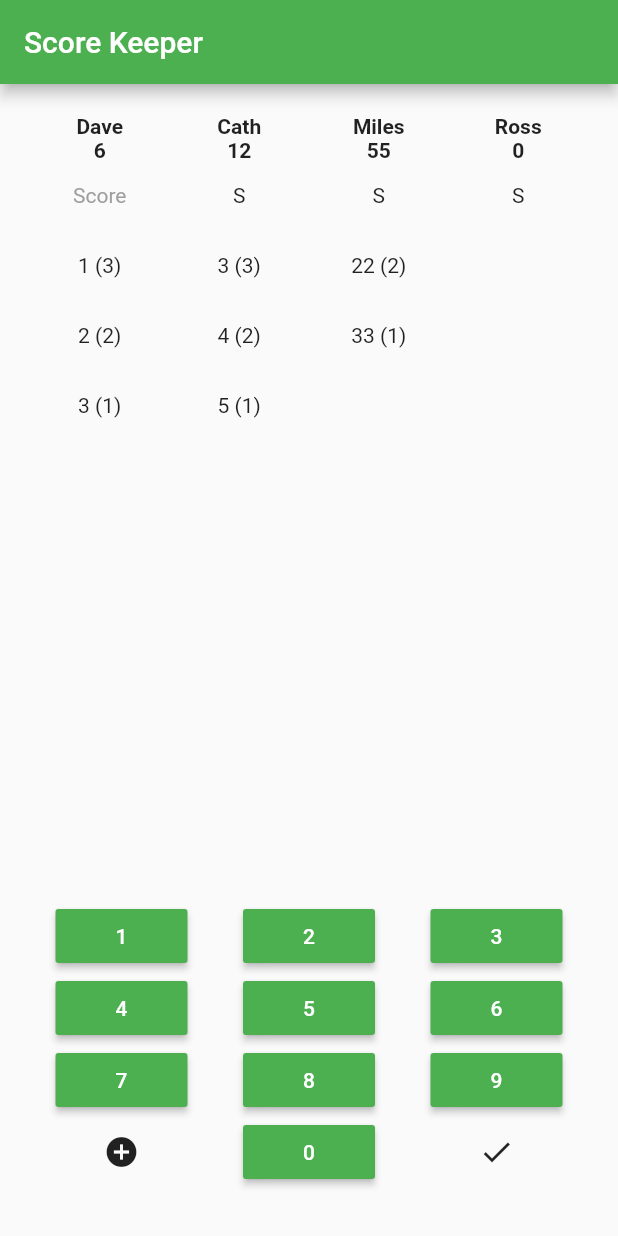
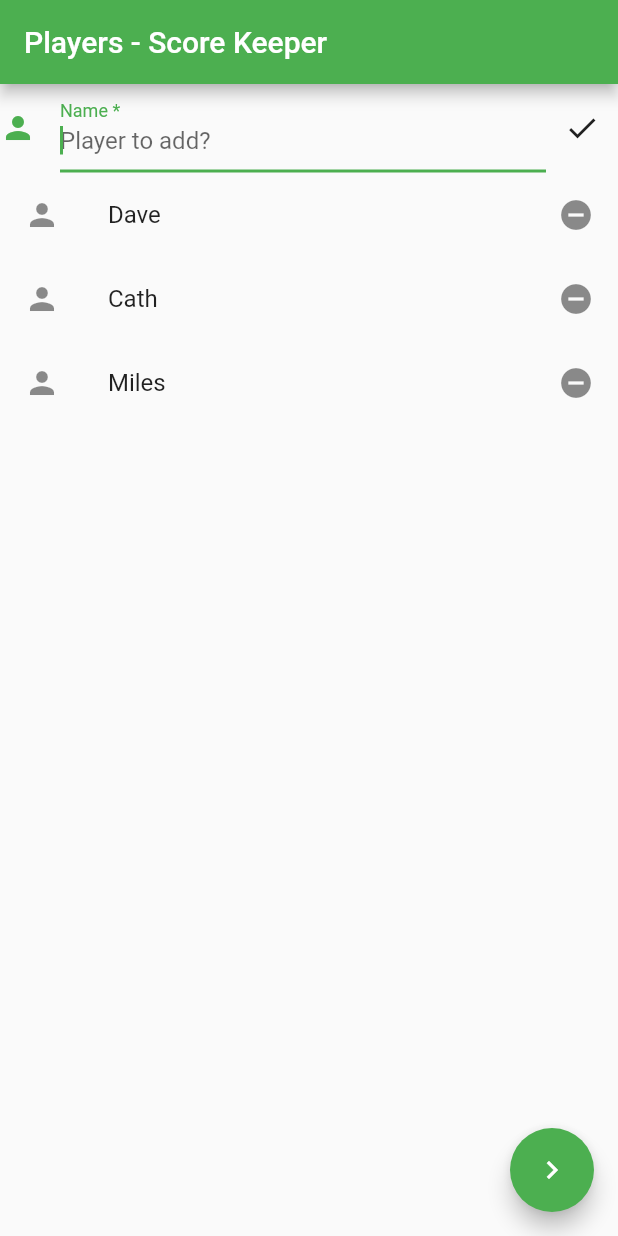
Before and after one commit to dgodd/scorekeeper, a Flutter app: the screen it shows after launch, on a phone screen of 412 x 824 dp. Run offline on Flutter 3.47's test engine with Material 2 defaults, Android fonts, the phone set to English and light mode, and no system bars; our stand-ins replace math_expressions, tuple.

Commit message:
set players

```diff
--- a/lib/main.dart
+++ b/lib/main.dart
@@ -1,13 +1,9 @@
 import 'package:flutter/material.dart';
-import 'package:tuple/tuple.dart';
-import 'dart:math';
-import 'package:math_expressions/math_expressions.dart';
-import 'keyboard.dart';
+import 'players.dart';
 
 void main() => runApp(MyApp());
 
 class MyApp extends StatelessWidget {
-  // This widget is the root of your application.
   @override
   Widget build(BuildContext context) {
     return MaterialApp(
@@ -15,107 +11,7 @@ class MyApp extends StatelessWidget {
       theme: ThemeData(
         primarySwatch: Colors.green,
       ),
-      home: MyHomePage(title: 'Score Keeper'),
+      home: PlayersPage(title: 'Players - Score Keeper'),
     );
   }
 }
-
-class MyHomePage extends StatefulWidget {
-  MyHomePage({Key key, this.title}) : super(key: key);
-
-  final String title;
-
-  @override
-  _MyHomePageState createState() => _MyHomePageState();
-}
-
-class _MyHomePageState extends State<MyHomePage> {
-  List<Tuple2<String, List<int>>> _scores = [
-    Tuple2<String, List<int>>("Dave", [1, 2, 3]),
-    Tuple2<String, List<int>>("Cath", [3, 4, 5]),
-    Tuple2<String, List<int>>("Miles", [22, 33]),
-    Tuple2<String, List<int>>("Ross", [])
-  ];
-  var _focusedPlayerIdx = 0;
-  var _focusedPlayerText = "";
-
-  addScore(String text) {
-    if (_focusedPlayerIdx >= 0 && text != "") {
-      final player = _scores[_focusedPlayerIdx];
-
-      Parser p = new Parser();
-      Expression exp = p.parse(text);
-
-      player.item2.insert(
-          0, exp.evaluate(EvaluationType.REAL, new ContextModel()).floor());
-    }
-  }
-
-  @override
-  Widget build(BuildContext context) {
-    var _maxScores = _scores.map((s) => s.item2.length).reduce(max);
-
-    return Scaffold(
-      appBar: AppBar(
-        title: Text(widget.title),
-      ),
-      body: Center(
-          child: Column(children: [
-        Expanded(
-            child: GridView.builder(
-          primary: false,
-          padding: const EdgeInsets.all(20.0),
-          itemCount: (_scores.length * (2 + _maxScores)),
-          gridDelegate: new SliverGridDelegateWithFixedCrossAxisCount(
-              crossAxisCount: _scores.length, childAspectRatio: 2),
-          itemBuilder: (BuildContext context, int index) {
-            final playerIdx = index % _scores.length;
-            final player = _scores[playerIdx];
-            if (index < _scores.length) {
-              var total = player.item2.fold(0, (t, v) => t + v);
-              return Text(
-                "${player.item1}\n$total",
-                textAlign: TextAlign.center,
-                style: TextStyle(fontWeight: FontWeight.bold),
-              );
-            } else if (index < (_scores.length * 2)) {
-              if (playerIdx == _focusedPlayerIdx) {
-                if (_focusedPlayerText == "") {
-                  return Text("Score", textAlign: TextAlign.center, style: TextStyle(color: Colors.grey));
-                } else {
-                  return Text(_focusedPlayerText, textAlign: TextAlign.center);
-                }
-              } else {
-                return GestureDetector(
-                  onTap: () {
-                    setState(() {
-                      _focusedPlayerIdx = playerIdx;
-                    });
-                  },
-                  child: Text("S", textAlign: TextAlign.center),
-                );
-              }
-            } else {
-              var scoreIdx = (index / _scores.length).floor() - 2;
-              if (scoreIdx < player.item2.length) {
-                return Text(
-                    "${player.item2[scoreIdx]} (${player.item2.length - scoreIdx})",
-                    textAlign: TextAlign.center);
-              } else {
-                return Text("", textAlign: TextAlign.center);
-              }
-            }
-          },
-        )),
-        Keyboard(
-          onChange: (t) => setState(() { _focusedPlayerText = t; }),
-          onDone: (t) => setState(() {
-            addScore(t);
-            _focusedPlayerIdx = (_focusedPlayerIdx + 1) % _scores.length;
-          }),
-        ),
-        Text("\n"),
-      ])),
-    );
-  }
-}
--- /dev/null
+++ b/lib/players.dart
@@ -0,0 +1,74 @@
+import 'package:flutter/material.dart';
+import 'scores.dart';
+
+class PlayersPage extends StatefulWidget {
+  PlayersPage({Key key, this.title}) : super(key: key);
+
+  final String title;
+
+  @override
+  _PlayersPageState createState() => _PlayersPageState();
+}
+
+class _PlayersPageState extends State<PlayersPage> {
+  List<String> _players = ["Dave", "Cath", "Miles"];
+  final _ctrl = TextEditingController();
+
+  @override
+  Widget build(BuildContext context) {
+    return Scaffold(
+        appBar: AppBar(
+          title: Text(widget.title),
+        ),
+        floatingActionButton: FloatingActionButton(
+          child: const Icon(Icons.navigate_next), onPressed: () {
+          Navigator.push(
+            context,
+            MaterialPageRoute(
+                builder: (context) =>
+                    ScoresPage(title: 'Score Keeper', players: _players)),
+          );
+          }
+        ),
+        body: Column(children: [
+          Row(children: [
+            Expanded(
+                child: TextFormField(
+              autofocus: true,
+              controller: _ctrl,
+              decoration: const InputDecoration(
+                icon: Icon(Icons.person),
+                hintText: 'Player to add?',
+                labelText: 'Name *',
+              ),
+              onSaved: (String value) {
+                _players.add(_ctrl.text);
+                _ctrl.clear();
+              },
+            )),
+            IconButton(
+              icon: Icon(Icons.done),
+              tooltip: 'Add Score',
+              onPressed: () {
+                setState(() {
+                  _players.add(_ctrl.text);
+                  _ctrl.clear();
+                });
+              },
+            ),
+          ]),
+          Expanded(
+              child: ListView.builder(
+                  itemCount: _players.length,
+                  itemBuilder: (BuildContext ctxt, int index) {
+                    return     ListTile(
+                      leading: Icon(Icons.person),
+                      title: Text(_players[index]),
+                      trailing: GestureDetector(child: Icon(Icons.remove_circle), onTap: () { setState(() {
+                        _players.removeAt(index);
+                      }); }),
+                    );
+                  })),
+        ]));
+  }
+}
```
Also changed, not shown: lib/scores.dart (added, +107 -0 lines).
